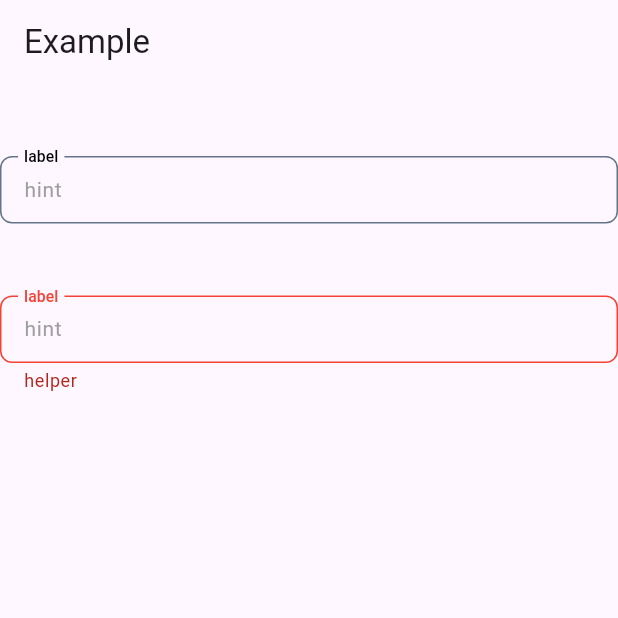
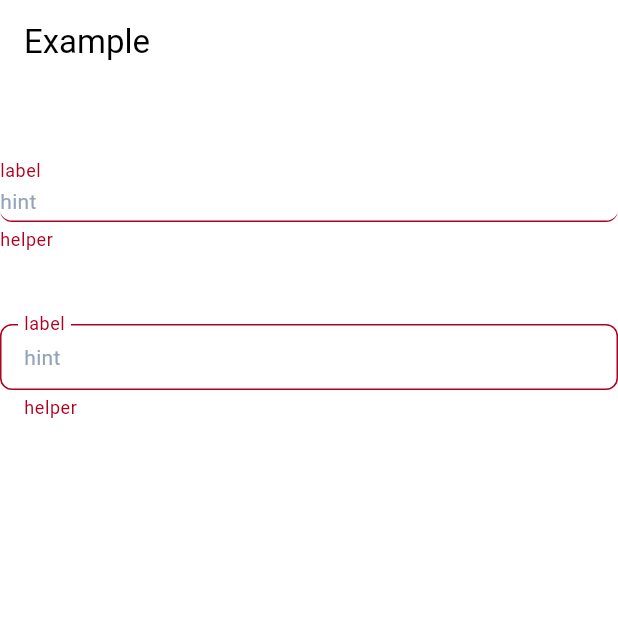
Before and after one commit to Zeng-Zer/CryptoAnalytics, a Flutter app: the screen it shows after launch, on a phone screen of 412 x 824 dp, the top half of it. Run offline on Flutter 3.47's test engine with Material 2 defaults, Android fonts, the phone set to English and light mode, and no system bars; our stand-ins replace flex_color_scheme, flutter_hooks, google_fonts, hooks_riverpod, riverpod_annotation; generated files the repository leaves out were written again.

Commit message:
Added text field

```diff
--- a/lib/components/TextFieldOutlined.dart
+++ b/lib/components/ZTextField.dart
@@ -2,8 +2,13 @@ import 'package:flutter/material.dart';
 
 import '../theme.dart';
 
-class TextFieldOutlined extends StatefulWidget {
-  const TextFieldOutlined({
+enum ZTextFieldStyle {
+  outlined,
+  filled
+}
+
+class ZTextField extends StatefulWidget {
+  const ZTextField({
     super.key,
     required this.label,
     required this.hint,
@@ -14,6 +19,7 @@ class TextFieldOutlined extends StatefulWidget {
     this.textInputAction = TextInputAction.next,
     this.isPassword = false,
     this.obscureText = false,
+    this.textFieldStyle = ZTextFieldStyle.outlined,
   });
 
   final String label;
@@ -25,14 +31,25 @@ class TextFieldOutlined extends StatefulWidget {
   final TextInputAction textInputAction;
   final bool isPassword;
   final bool obscureText;
+  final ZTextFieldStyle textFieldStyle;
 
   @override
-  State<TextFieldOutlined> createState() => _TextFieldOutlined();
+  State<ZTextField> createState() => _TextFieldOutlined();
 }
 
-class _TextFieldOutlined extends State<TextFieldOutlined> {
+class _TextFieldOutlined extends State<ZTextField> {
   late bool obscureText;
   bool isTextEmpty = true;
+
+  InputBorder createBorder({
+    required BorderSide borderSide,
+    required BorderRadius borderRadius
+  }) {
+    if (widget.textFieldStyle == ZTextFieldStyle.outlined) {
+      return OutlineInputBorder(borderRadius: borderRadius, borderSide: borderSide);
+    }
+    return UnderlineInputBorder(borderRadius: borderRadius, borderSide: borderSide);
+  }
 
   @override
   void initState() {
@@ -49,35 +66,29 @@ class _TextFieldOutlined extends State<TextFieldOutlined> {
       }),
       controller: widget.controller,
       decoration: InputDecoration(
-        enabledBorder: OutlineInputBorder(
-          borderSide: BorderSide(color: blueGrey.shade500),
+        enabledBorder: createBorder(
+          borderSide: BorderSide(color: blueGrey.shade300),
           borderRadius: BorderRadius.circular(8),
         ),
-        focusedBorder: OutlineInputBorder(
+        focusedBorder: createBorder(
           borderSide: BorderSide(color: theme().primaryColor),
           borderRadius: BorderRadius.circular(8),
         ),
-        errorBorder: OutlineInputBorder(
-          borderSide: const BorderSide(color: Colors.red),
+        errorBorder: createBorder(
+          borderSide: BorderSide(color: theme().colorScheme.error),
           borderRadius: BorderRadius.circular(8),
         ),
-        focusedErrorBorder: OutlineInputBorder(
-          borderSide: const BorderSide(color: Colors.red),
+        focusedErrorBorder: createBorder(
+          borderSide: BorderSide(color: theme().colorScheme.error),
           borderRadius: BorderRadius.circular(8),
         ),
         labelText: widget.label,
-        labelStyle: MaterialStateTextStyle.resolveWith((states) =>
-            textTheme().labelLarge!.copyWith(color: colorByStates(states))
-        ),
-        floatingLabelStyle: MaterialStateTextStyle.resolveWith((states) =>
-            textTheme().labelLarge!.copyWith(color: colorByStates(states))
-        ),
         floatingLabelBehavior: FloatingLabelBehavior.always,
         helperText: widget.helper,
         errorText: widget.helper,
         helperStyle: textTheme().bodySmall?.copyWith(height: 0.2, color: blueGrey.shade400),
         hintText: widget.hint,
-        hintStyle: const TextStyle(fontSize: 14, color: Colors.grey),
+        hintStyle: TextStyle(fontSize: 14, color: blueGrey.shade400),
         isDense: true,
         // contentPadding: const EdgeInsets.fromLTRB(4, 14, 24, 4),
         suffixIcon: widget.isPassword ? IconButton(
@@ -87,7 +98,7 @@ class _TextFieldOutlined extends State<TextFieldOutlined> {
               : const Icon(Icons.visibility),
         ) : null,
       ),
-      style: const TextStyle(fontSize: 14),
+      style: textTheme().bodyMedium,
       textAlignVertical: TextAlignVertical.center,
       focusNode: widget.focusNode,
       textInputAction: widget.textInputAction,
--- a/lib/main.dart
+++ b/lib/main.dart
@@ -1,9 +1,12 @@
-import 'package:crypto_analytics/components/TextFieldOutlined.dart';
+import 'package:crypto_analytics/components/ZTextField.dart';
 import 'package:crypto_analytics/theme.dart';
 import 'package:flutter/material.dart';
 import 'package:flutter_hooks/flutter_hooks.dart';
 import 'package:hooks_riverpod/hooks_riverpod.dart';
 import 'package:riverpod_annotation/riverpod_annotation.dart';
+import 'package:flex_color_scheme/flex_color_scheme.dart';
+
+import 'components/TextFieldFilled.dart';
 
 part 'main.g.dart';
 
@@ -42,15 +45,17 @@ class MyApp extends HookConsumerWidget {
           body: Column(
               children: [
                 SizedBox(height: 48),
-                TextFieldOutlined(
+                ZTextField(
+                  textFieldStyle: ZTextFieldStyle.filled,
                     label: 'label',
-                    hint: 'hint'
+                    hint: 'hint',
+                    helper: 'helper'
                 ),
                 SizedBox(height: 48),
-                TextFieldOutlined(
+                ZTextField(
                     label: 'label',
                     hint: 'hint',
-                  helper: 'helper'
+                    helper: 'helper'
                 )
               ]
           ),
```
Also changed, not shown: lib/theme.dart (+107 -30 lines), pubspec.lock.
